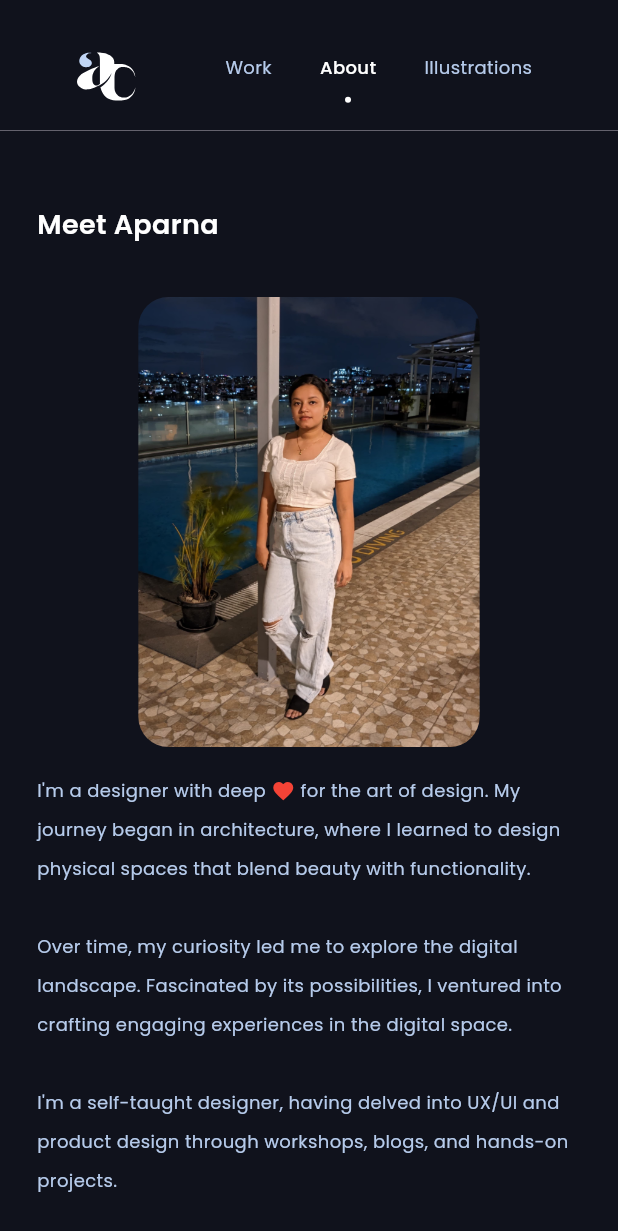
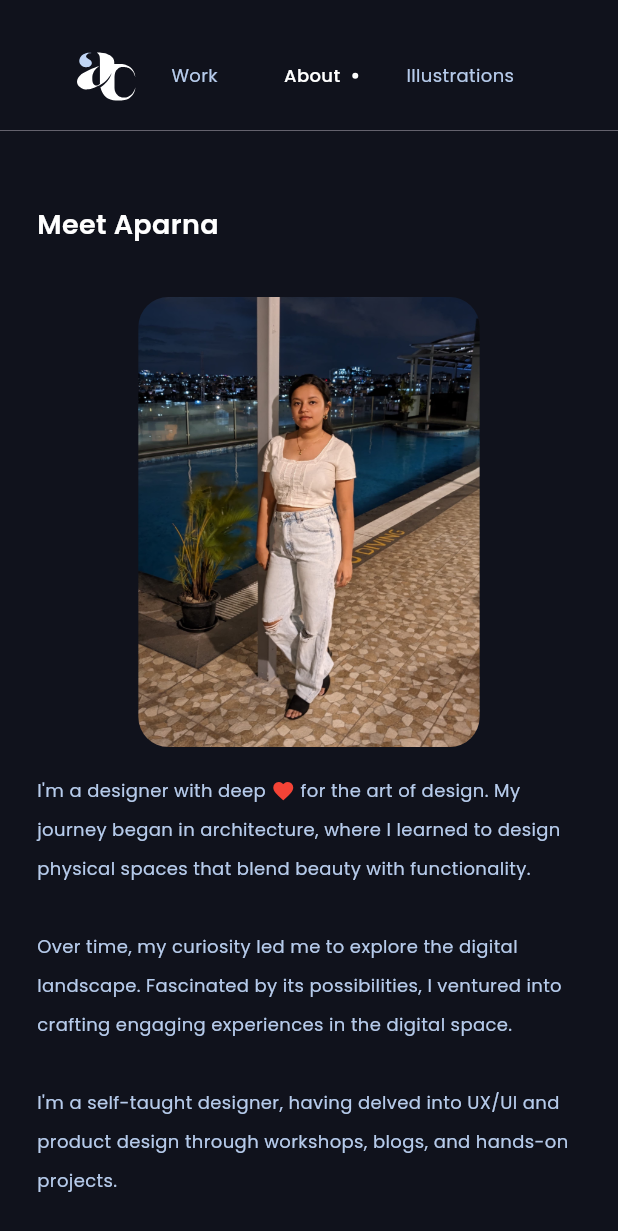
Before and after one commit to by-aparna/by-aparna.github.io, a Flutter app: the screen it shows after launch, after a tap on "About", on a phone screen of 412 x 824 dp. Shown: the top 1231 px of the screen. Run offline on Flutter 3.47's test engine with Material 3 defaults, Android fonts, the phone set to English and light mode, and no system bars; our stand-ins replace flutter_svg, google_fonts, responsive_framework; missing offline and left inert: animated_emoji.

Commit message:
optimized the home page

```diff
--- a/lib/view/home/home.dart
+++ b/lib/view/home/home.dart
@@ -47,24 +47,22 @@ class _HomePageState extends State<HomePage>
     required bool isSelected,
     required VoidCallback onClick,
   }) {
+    final textStyle = MyTxtStyles.local_primaryTextStyle(context).copyWith(
+      color:
+          isSelected ? MyColors.highlightTxtColor : MyColors.secondaryTxtColor,
+      fontWeight: isSelected ? FontWeight.w500 : FontWeight.w400,
+    );
     return InkWell(
       onTap: onClick,
       child: Padding(
         padding: const EdgeInsets.symmetric(horizontal: Dimens.menuPadding),
-        child: Column(
+        child: Row(
           children: [
             Text(
               title,
-              style: MyTxtStyles.local_primaryTextStyle(context).copyWith(
-                color: isSelected
-                    ? MyColors.highlightTxtColor
-                    : MyColors.secondaryTxtColor,
-                fontWeight: isSelected ? FontWeight.w500 : FontWeight.w400,
+              style: textStyle,
             ),
-            ),
-            const SizedBox(
-              height: 6,
-            ),
+            const SizedBox(width: 8), // Adjust spacing as needed
             Container(
               width: 4,
               height: 4,
@@ -90,21 +88,22 @@ class _HomePageState extends State<HomePage>
   }
 
   Widget _headers(double width) {
-    return Container(
-      padding: EdgeInsets.only(
-        bottom: 16,
-        left: width * Dimens.defaultLeftPaddingRatio,
-        right: width * Dimens.defaultRightPaddingRatio,
-      ),
+    final leftPadding = width * Dimens.defaultLeftPaddingRatio;
+    final rightPadding = width * Dimens.defaultRightPaddingRatio;
+
+    return Padding(
+      padding:
+          EdgeInsets.only(bottom: 16, left: leftPadding, right: rightPadding),
       child: Row(
         mainAxisSize: MainAxisSize.max,
         children: [
           InkWell(
             onTap: () {
               _handleMenuClick(-1);
-              if (_introKey.currentContext == null) return;
+              final introContext = _introKey.currentContext;
+              if (introContext == null) return;
 
-              Scrollable.ensureVisible(_introKey.currentContext!,
+              Scrollable.ensureVisible(introContext,
                   alignment: 0.0, // Adjust alignment as needed
                   duration: const Duration(milliseconds: 0),
                   curve: Curves.fastLinearToSlowEaseIn);
@@ -113,45 +112,44 @@ class _HomePageState extends State<HomePage>
                 '${FilePath.imgAssetPath}aparna_chatterjee_logo.svg'),
           ),
           const Spacer(),
-          _menu(
-            title: Strings.menu_work,
-            isSelected: pageIndex == 0,
-            onClick: () {
-              _handleMenuClick(0);
-              _scrollToElement(context);
-            },
-          ),
-          _menu(
-            title: Strings.menu_resume,
-            isSelected: pageIndex == 1,
-            onClick: () => _handleMenuClick(1),
-          ),
-          _menu(
-            title: Strings.menu_illus,
-            isSelected: pageIndex == 2,
-            onClick: () => _handleMenuClick(2),
-          ),
+          _menuItem(Strings.menu_work, 0),
+          _menuItem(Strings.menu_resume, 1),
+          _menuItem(Strings.menu_illus, 2),
         ],
       ),
     );
   }
 
+  Widget _menuItem(String title, int index) {
+    final isSelected = pageIndex == index;
+
+    return _menu(
+      title: title,
+      isSelected: isSelected,
+      onClick: () {
+        _handleMenuClick(index);
+        if (index != -1) {
+          _scrollToElement(context);
+        }
+      },
+    );
+  }
+
   void _handleMenuClick(int index) {
     if (index == -1) {
+      if (pageIndex != 0) {
         setState(() {
-        if (pageIndex != 0) {
           pageIndex = 0;
-        }
           controller.jumpTo(0);
         });
+      }
       return;
     }
-    if (pageIndex != index) {
+
+    if (pageIndex != index && index != -1) {
       setState(() {
         pageIndex = index;
-        if (pageIndex != -1) {
         _animatePage(index);
-        }
       });
     }
   }
@@ -206,9 +204,9 @@ class _HomePageState extends State<HomePage>
   @override
   void dispose() {
     controller.dispose();
-    animationController.dispose();
     _scrollcontroller.removeListener(_scrollListener);
     _scrollcontroller.dispose();
+    animationController.dispose();
     super.dispose();
   }
 
@@ -218,9 +216,11 @@ class _HomePageState extends State<HomePage>
     if (containerRenderBox != null) {
       final containerPosition =
           containerRenderBox.localToGlobal(Offset.zero).dy;
+      if (_containerTopOffset != containerPosition - 50) {
         setState(() {
           _containerTopOffset = containerPosition - 50;
         });
+      }
     }
   }
 
@@ -238,31 +238,35 @@ class _HomePageState extends State<HomePage>
   }
 
   Widget _helloText() {
+    final TextStyle textStyle =
+        MyTxtStyles.local_headingStyle(context).copyWith(
+      color: MyColors.secondaryTxtColor,
+      fontWeight: FontWeight.w700,
+    );
+
+    final TextStyle highlightedTextStyle = textStyle.copyWith(
+      fontWeight: FontWeight.bold,
+    );
+
     return Wrap(
       crossAxisAlignment: WrapCrossAlignment.start,
       alignment: WrapAlignment.start,
       children: [
         Text(
           'Hello, I\'m  ',
-          style: MyTxtStyles.local_headingStyle(context).copyWith(
-            color: MyColors.secondaryTxtColor,
-            fontWeight: FontWeight.w700,
-          ),
+          style: textStyle,
         ),
         InkWell(
           onHover: (isHovered) => setState(() => _txtHovered = isHovered),
           onTap: () => _handleMenuClick(1),
           child: Text(
             ' Aparna Chatterjee.  ',
-            style: MyTxtStyles.local_headingStyle(context)
-                .copyWith(
-                    color: MyColors.secondaryTxtColor,
-                    fontWeight: FontWeight.bold)
-                .underlined(
+            style: highlightedTextStyle.underlined(
               distance: 4,
               color: _txtHovered
                   ? MyColors.highlightColor
-                        : MyColors.secondaryTxtColor),
+                  : MyColors.secondaryTxtColor,
+            ),
           ),
         ),
       ],
--- a/lib/view/utils/textstyle.dart
+++ b/lib/view/utils/textstyle.dart
@@ -4,24 +4,31 @@ import 'package:aparna_chatterjee/res/color.dart';
 import 'package:flutter/material.dart';
 
 extension TextStyleX on TextStyle {
-  /// A method to underline a text with a customizable [distance] between the text
-  /// and underline. The [color], [thickness] and [style] can be set
-  /// as the decorations of a [TextStyle].
   TextStyle underlined({
     Color? color,
     double distance = 1,
     double thickness = 1,
-    TextDecorationStyle style = TextDecorationStyle.dashed,
+    TextDecorationStyle style = TextDecorationStyle.solid,
   }) {
+    // Check if the existing decoration contains underline
+    final bool hasUnderline =
+        decoration != null && decoration!.contains(TextDecoration.underline);
+
+    // Combine existing decoration with underline if it doesn't already contain underline
+    final TextDecoration newDecoration = hasUnderline
+        ? decoration! // If already underlined, keep the existing decoration
+        : TextDecoration.combine([decoration ?? TextDecoration.none, TextDecoration.underline]);
+
     return copyWith(
-      shadows: [
+      shadows: <Shadow>[
         Shadow(
-          color: this.color ?? MyColors.highlightTxtColor,
+          color: color ?? this.color ?? MyColors.highlightTxtColor,
           offset: Offset(0, -distance),
-        )
+        ),
+        ...(shadows ?? []),
       ],
       color: Colors.transparent,
-      decoration: TextDecoration.underline,
+      decoration: newDecoration,
       decorationThickness: thickness,
       decorationColor: color ?? this.color,
       decorationStyle: style,
```
Lines whose indentation alone changed are shown as unchanged.
